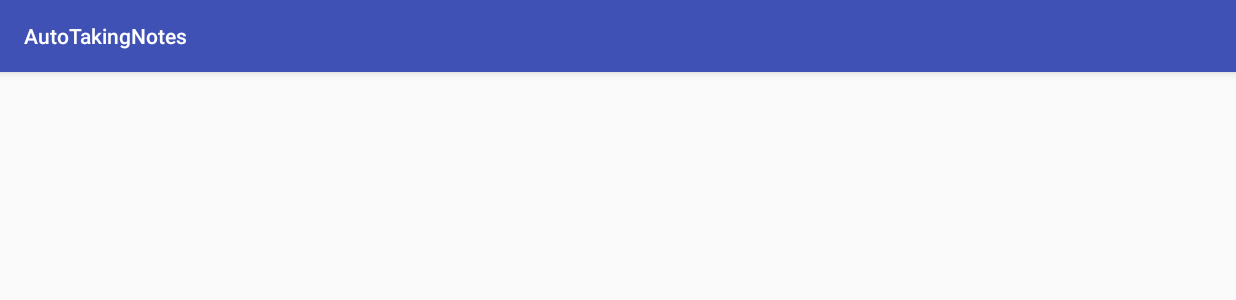
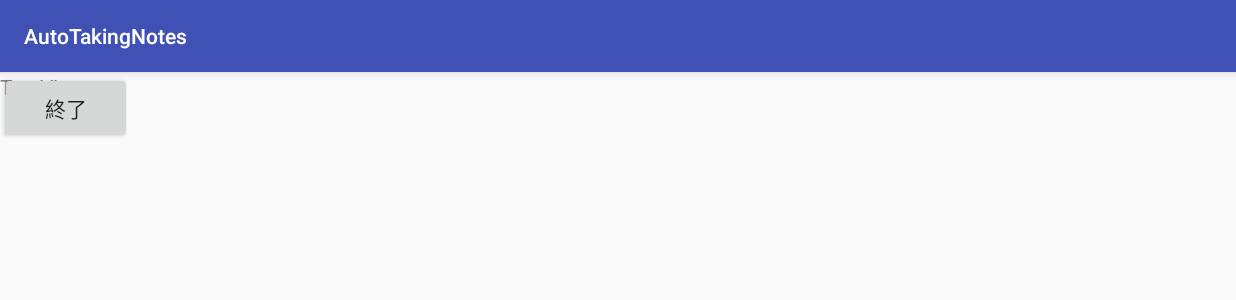
Before and after one commit to kazuma-wada/AutoTakingNotes, an Android app: the CreateNotesActivity screen opened directly, with no data from a screen before it, on a phone screen of 824 x 412 dp (held sideways). Shown: the top 300 px of the screen. Run offline under Robolectric (Android 15) with nearby library versions, the phone set to English and light mode, and no system bars.

```diff
--- a/app/src/main/res/layout/activity_create_notes.xml
+++ b/app/src/main/res/layout/activity_create_notes.xml
@@ -8,4 +8,20 @@
     android:layout_height="match_parent"
     tools:context="com.example.internship.autotakingnotes.CreateNotesActivity">
 
+    <Button
+        android:id="@+id/button_end"
+        android:layout_width="wrap_content"
+        android:layout_height="wrap_content"
+        android:onClick="endCreate"
+        android:text="終了"
+        tools:layout_editor_absoluteX="485dp"
+        tools:layout_editor_absoluteY="253dp" />
+
+    <TextView
+        android:id="@+id/textView"
+        android:layout_width="435dp"
+        android:layout_height="23dp"
+        android:text="TextView"
+        tools:layout_editor_absoluteX="16dp"
+        tools:layout_editor_absoluteY="269dp" />
 </android.support.constraint.ConstraintLayout>
--- a/app/src/main/res/menu/navigation.xml
+++ b/app/src/main/res/menu/navigation.xml
@@ -7,7 +7,7 @@
 
     <item
         android:id="@+id/navigation_dashboard"
-
+        android:textSize="100sp"
         android:title="ノート閲覧" />
 
     <item
```
Also changed, not shown: app/src/main/java/com/example/internship/autotakingnotes/CreateNotesActivity.java (+30 -1 lines), app/src/main/res/layout/activity_main.xml (+16 -2 lines), app/src/main/res/drawable/note.jpg (added).
